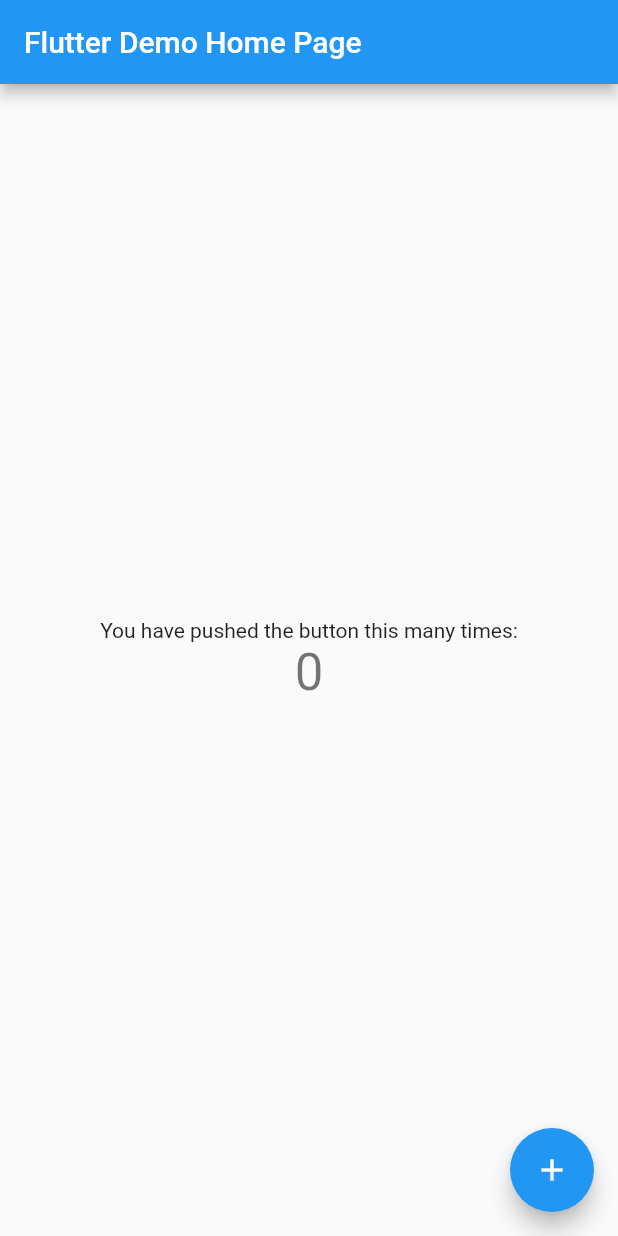
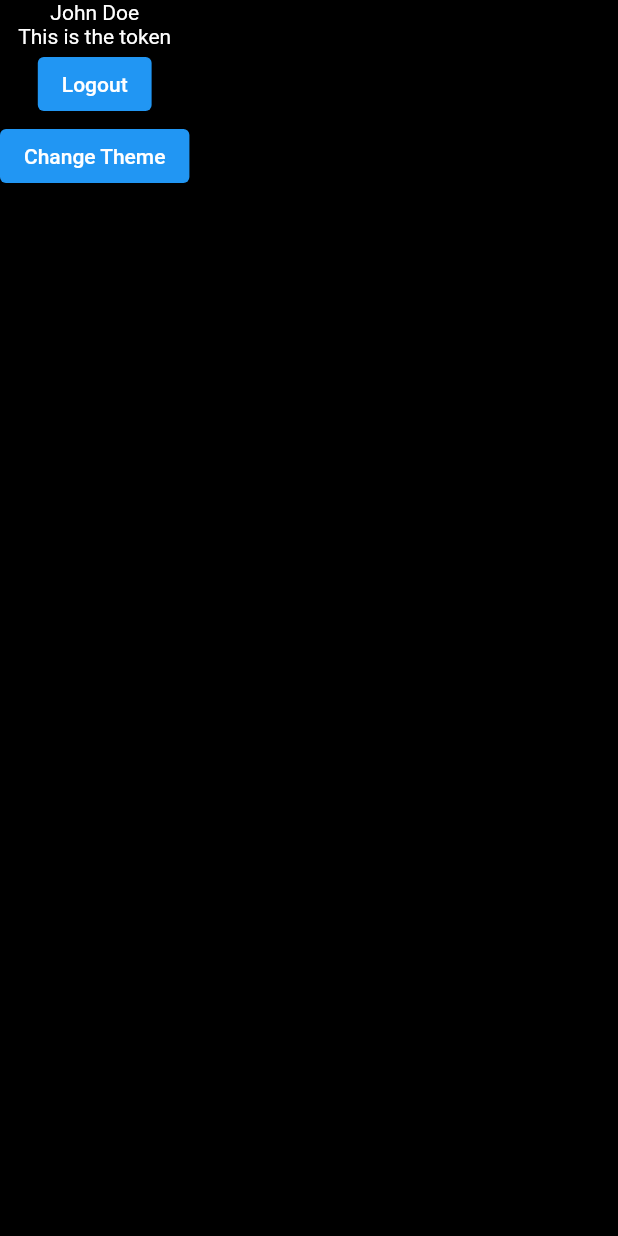
Before and after one commit to nfadhil13/nti_boilerplate, a Flutter app: the screen it shows after launch, on a phone screen of 412 x 824 dp. Run offline on Flutter 3.47's test engine with Material 2 defaults, Android fonts, the phone set to English and light mode, and no system bars.

Commit message:
NTI Boilerplate

```diff
--- a/example/lib/main.dart
+++ b/example/lib/main.dart
@@ -1,4 +1,14 @@
+import 'package:example/preference/color_themes.dart';
 import 'package:flutter/material.dart';
+import 'package:nti_boilerplate/auth/authenticated_scope.dart';
+import 'package:nti_boilerplate/preferences/color_theme.dart';
+
+class User {
+  final String name;
+  final String token;
+
+  User(this.name, this.token);
+}
 
 void main() {
   runApp(const MyApp());
@@ -24,92 +34,48 @@ class MyApp extends StatelessWidget {
         // is not restarted.
         primarySwatch: Colors.blue,
       ),
-      home: const MyHomePage(title: 'Flutter Demo Home Page'),
+      home: ColorThemeWidget(
+        initialTheme: DarkMode(),
+        child: AuthenticatedScope<User>(() {
+          //Do something to logut
+          print("Logout");
+        },
+            currentUser: User("John Doe", "This is the token"),
+            child: const MyHomePage()),
+      ),
     );
   }
 }
 
-class MyHomePage extends StatefulWidget {
-  const MyHomePage({Key? key, required this.title}) : super(key: key);
-
-  // This widget is the home page of your application. It is stateful, meaning
-  // that it has a State object (defined below) that contains fields that affect
-  // how it looks.
-
-  // This class is the configuration for the state. It holds the values (in this
-  // case the title) provided by the parent (in this case the App widget) and
-  // used by the build method of the State. Fields in a Widget subclass are
-  // always marked "final".
-
-  final String title;
-
-  @override
-  State<MyHomePage> createState() => _MyHomePageState();
-}
-
-class _MyHomePageState extends State<MyHomePage> {
-  int _counter = 0;
-
-  void _incrementCounter() {
-    setState(() {
-      // This call to setState tells the Flutter framework that something has
-      // changed in this State, which causes it to rerun the build method below
-      // so that the display can reflect the updated values. If we changed
-      // _counter without calling setState(), then the build method would not be
-      // called again, and so nothing would appear to happen.
-      _counter++;
-    });
-  }
+class MyHomePage extends StatelessWidget {
+  const MyHomePage({Key? key}) : super(key: key);
 
   @override
   Widget build(BuildContext context) {
-    // This method is rerun every time setState is called, for instance as done
-    // by the _incrementCounter method above.
-    //
-    // The Flutter framework has been optimized to make rerunning build methods
-    // fast, so that you can just rebuild anything that needs updating rather
-    // than having to individually change instances of widgets.
     return Scaffold(
-      appBar: AppBar(
-        // Here we take the value from the MyHomePage object that was created by
-        // the App.build method, and use it to set our appbar title.
-        title: Text(widget.title),
+      backgroundColor: context.colorTheme().primary(),
+      body: Column(
+        children: [
+          Text(
+            context.currentUser<User>().name,
+            style: TextStyle(color: context.colorTheme().onPrimary()),
+          ),
+          Text(context.currentUser<User>().token,
+              style: TextStyle(color: context.colorTheme().onPrimary())),
+          ElevatedButton(
+              onPressed: () {
+                context.logOut<User>();
+              },
+              child: const Text("Logout")),
+          ElevatedButton(
+              onPressed: () {
+                final currentColorTheme = context.colorTheme();
+                context.colorScope().changeCurrentColor(
+                    currentColorTheme is DarkMode ? WhiteMode() : DarkMode());
+              },
+              child: const Text("Change Theme"))
+        ],
       ),
-      body: Center(
-        // Center is a layout widget. It takes a single child and positions it
-        // in the middle of the parent.
-        child: Column(
-          // Column is also a layout widget. It takes a list of children and
-          // arranges them vertically. By default, it sizes itself to fit its
-          // children horizontally, and tries to be as tall as its parent.
-          //
-          // Invoke "debug painting" (press "p" in the console, choose the
-          // "Toggle Debug Paint" action from the Flutter Inspector in Android
-          // Studio, or the "Toggle Debug Paint" command in Visual Studio Code)
-          // to see the wireframe for each widget.
-          //
-          // Column has various properties to control how it sizes itself and
-          // how it positions its children. Here we use mainAxisAlignment to
-          // center the children vertically; the main axis here is the vertical
-          // axis because Columns are vertical (the cross axis would be
-          // horizontal).
-          mainAxisAlignment: MainAxisAlignment.center,
-          children: <Widget>[
-            const Text(
-              'You have pushed the button this many times:',
-            ),
-            Text(
-              '$_counter',
-              style: Theme.of(context).textTheme.headline4,
-            ),
-          ],
-        ),
-      ),
-      floatingActionButton: FloatingActionButton(
-        onPressed: _incrementCounter,
-        tooltip: 'Increment',
-        child: const Icon(Icons.add),
-      ), // This trailing comma makes auto-formatting nicer for build methods.
     );
   }
 }
--- /dev/null
+++ b/example/lib/preference/color_themes.dart
@@ -0,0 +1,326 @@
+import 'package:flutter/src/material/colors.dart';
+import 'package:nti_boilerplate/preferences/color_theme.dart';
+
+const _default = const MaterialColor(0xFF3, const {});
+
+class DarkMode extends ColorTheme {
+  @override
+  MaterialColor onPrimary() {
+    return MaterialColor(Colors.white.value, const {});
+  }
+
+  @override
+  MaterialColor primary() {
+    return MaterialColor(Colors.black.value, const {});
+  }
+
+  @override
+  MaterialColor primaryContainer() {
+    return MaterialColor(Colors.black.value, const {});
+  }
+
+  @override
+  MaterialColor background() {
+    // TODO: implement background
+    return _default;
+  }
+
+  @override
+  MaterialColor backgroundContainer() {
+    // TODO: implement backgroundContainer
+    return _default;
+  }
+
+  @override
+  MaterialColor error() {
+    // TODO: implement error
+    return _default;
+  }
+
+  @override
+  MaterialColor errorContainer() {
+    // TODO: implement errorContainer
+    return _default;
+  }
+
+  @override
+  MaterialColor inverseSurface() {
+    // TODO: implement inverseSurface
+    return _default;
+  }
+
+  @override
+  MaterialColor onBackground() {
+    // TODO: implement onBackground
+    return _default;
+  }
+
+  @override
+  MaterialColor onBackgroundContainer() {
+    // TODO: implement onBackgroundContainer
+    return _default;
+  }
+
+  @override
+  MaterialColor onError() {
+    // TODO: implement onError
+    return _default;
+  }
+
+  @override
+  MaterialColor onErrorContainer() {
+    // TODO: implement onErrorContainer
+    return _default;
+  }
+
+  @override
+  MaterialColor onSecondary() {
+    // TODO: implement onSecondary
+    return _default;
+  }
+
+  @override
+  MaterialColor onSecondaryContainer() {
+    // TODO: implement onSecondaryContainer
+    return _default;
+  }
+
+  @override
+  MaterialColor onSurface() {
+    // TODO: implement onSurface
+    return _default;
+  }
+
+  @override
+  MaterialColor onSurfaceVariant() {
+    // TODO: implement onSurfaceVariant
+    return _default;
+  }
+
+  @override
+  MaterialColor onSurfaceVariantContainer() {
+    // TODO: implement onSurfaceVariantContainer
+    return _default;
+  }
+
+  @override
+  MaterialColor onTertiary() {
+    // TODO: implement onTertiary
+    return _default;
+  }
+
+  @override
+  MaterialColor onTertiaryContainer() {
+    // TODO: implement onTertiaryContainer
+    return _default;
+  }
+
+  @override
+  MaterialColor secondary() {
+    // TODO: implement secondary
+    return _default;
+  }
+
+  @override
+  MaterialColor secondaryContainer() {
+    // TODO: implement secondaryContainer
+    return _default;
+  }
+
+  @override
+  MaterialColor seed() {
+    // TODO: implement seed
+    return _default;
+  }
+
+  @override
+  MaterialColor surface() {
+    // TODO: implement surface
+    return _default;
+  }
+
+  @override
+  MaterialColor surfaceVariant() {
+    // TODO: implement surfaceVariant
+    return _default;
+  }
+
+  @override
+  MaterialColor surfaceVariantContainer() {
+    // TODO: implement surfaceVariantContainer
+    return _default;
+  }
+
+  @override
+  MaterialColor tertiary() {
+    // TODO: implement tertiary
+    return _default;
+  }
+
+  @override
+  MaterialColor tertiaryContainer() {
+    // TODO: implement tertiaryContainer
+    return _default;
+  }
+}
+
+class WhiteMode extends ColorTheme {
+  @override
+  MaterialColor onPrimary() {
+    return MaterialColor(Colors.black.value, const {});
+  }
+
+  @override
+  MaterialColor primary() {
+    return MaterialColor(Colors.white.value, const {});
+  }
+
+  @override
+  MaterialColor primaryContainer() {
+    return MaterialColor(Colors.black.value, const {});
+  }
+
+  @override
+  MaterialColor background() {
+    // TODO: implement background
+    return _default;
+  }
+
+  @override
+  MaterialColor backgroundContainer() {
+    // TODO: implement backgroundContainer
+    return _default;
+  }
+
+  @override
+  MaterialColor error() {
+    // TODO: implement error
+    return _default;
+  }
+
+  @override
+  MaterialColor errorContainer() {
+    // TODO: implement errorContainer
+    return _default;
+  }
+
+  @override
+  MaterialColor inverseSurface() {
+    // TODO: implement inverseSurface
+    return _default;
+  }
+
+  @override
+  MaterialColor onBackground() {
+    // TODO: implement onBackground
+    return _default;
+  }
+
+  @override
+  MaterialColor onBackgroundContainer() {
+    // TODO: implement onBackgroundContainer
+    return _default;
+  }
+
+  @override
+  MaterialColor onError() {
+    // TODO: implement onError
+    return _default;
+  }
+
+  @override
+  MaterialColor onErrorContainer() {
+    // TODO: implement onErrorContainer
+    return _default;
+  }
+
+  @override
+  MaterialColor onSecondary() {
+    // TODO: implement onSecondary
+    return _default;
+  }
+
+  @override
+  MaterialColor onSecondaryContainer() {
+    // TODO: implement onSecondaryContainer
+    return _default;
+  }
+
+  @override
+  MaterialColor onSurface() {
+    // TODO: implement onSurface
+    return _default;
+  }
+
+  @override
+  MaterialColor onSurfaceVariant() {
+    // TODO: implement onSurfaceVariant
+    return _default;
+  }
+
+  @override
+  MaterialColor onSurfaceVariantContainer() {
+    // TODO: implement onSurfaceVariantContainer
+    return _default;
+  }
+
+  @override
+  MaterialColor onTertiary() {
+    // TODO: implement onTertiary
+    return _default;
+  }
+
+  @override
+  MaterialColor onTertiaryContainer() {
+    // TODO: implement onTertiaryContainer
+    return _default;
+  }
+
+  @override
+  MaterialColor secondary() {
+    // TODO: implement secondary
+    return _default;
+  }
+
+  @override
+  MaterialColor secondaryContainer() {
+    // TODO: implement secondaryContainer
+    return _default;
+  }
+
+  @override
+  MaterialColor seed() {
+    // TODO: implement seed
+    return _default;
+  }
+
+  @override
+  MaterialColor surface() {
+    // TODO: implement surface
+    return _default;
+  }
+
+  @override
+  MaterialColor surfaceVariant() {
+    // TODO: implement surfaceVariant
+    return _default;
+  }
+
+  @override
+  MaterialColor surfaceVariantContainer() {
+    // TODO: implement surfaceVariantContainer
+    return _default;
+  }
+
+  @override
+  MaterialColor tertiary() {
+    // TODO: implement tertiary
+    return _default;
+  }
+
+  @override
+  MaterialColor tertiaryContainer() {
+    // TODO: implement tertiaryContainer
+    return _default;
+  }
+}
--- a/example/pubspec.yaml
+++ b/example/pubspec.yaml
@@ -27,6 +27,8 @@ environment:
 # the latest version available on pub.dev. To see which dependencies have newer
 # versions available, run `flutter pub outdated`.
 dependencies:
+  nti_boilerplate:
+    path: ../
   flutter:
     sdk: flutter
 
--- /dev/null
+++ b/lib/auth/authenticated_scope.dart
@@ -0,0 +1,31 @@
+import 'package:flutter/material.dart';
+
+class AuthenticatedScope<T> extends InheritedWidget {
+  final T currentUser;
+  final Function onLogout;
+  const AuthenticatedScope(this.onLogout,
+      {required this.currentUser, required super.child, Key? key})
+      : super(key: key);
+
+  static AuthenticatedScope<T> of<T>(BuildContext context) {
+    final widget =
+        context.dependOnInheritedWidgetOfExactType<AuthenticatedScope<T>>();
+    if (widget == null) {
+      throw Exception("Cant Found AuthenticatedWidget in the tree");
+    }
+    return widget;
+  }
+
+  @override
+  bool updateShouldNotify(AuthenticatedScope<T> oldWidget) {
+    return oldWidget.currentUser != currentUser;
+  }
+}
+
+extension AuthCtxExt on BuildContext {
+  AuthenticatedScope<T> auth<T>() => AuthenticatedScope.of(this);
+
+  T currentUser<T>() => auth<T>().currentUser;
+
+  void logOut<T>() => auth<T>().onLogout();
+}
--- /dev/null
+++ b/lib/preferences/color_theme.dart
@@ -0,0 +1,128 @@
+import 'package:flutter/material.dart';
+
+class ColorThemeWidget extends StatefulWidget {
+  final ColorTheme initialTheme;
+  final Widget child;
+  const ColorThemeWidget(
+      {Key? key, required this.initialTheme, required this.child})
+      : super(key: key);
+
+  @override
+  State<ColorThemeWidget> createState() => _ColorThemeWidgetState();
+}
+
+class _ColorThemeWidgetState extends State<ColorThemeWidget> {
+  late ColorTheme _currentTheme;
+
+  @override
+  void initState() {
+    _currentTheme = widget.initialTheme;
+    super.initState();
+  }
+
+  void _changeCurrentTheme(ColorTheme colorTheme) {
+    setState(() {
+      _currentTheme = colorTheme;
+    });
+  }
+
+  @override
+  Widget build(BuildContext context) {
+    return ColorScope(
+      colorTheme: _currentTheme,
+      changeCurrentColor: _changeCurrentTheme,
+      child: widget.child,
+    );
+  }
+}
+
+class ColorScope extends InheritedWidget {
+  final ColorTheme colorTheme;
+  final void Function(ColorTheme) changeCurrentColor;
+  const ColorScope(
+      {Key? key,
+      required this.colorTheme,
+      required super.child,
+      required this.changeCurrentColor})
+      : super(key: key);
+
+  static ColorScope of(BuildContext context) {
+    final widget = context.dependOnInheritedWidgetOfExactType<ColorScope>();
+    if (widget == null) {
+      throw Exception("Cant Found AuthenticatedWidget in the tree");
+    }
+    return widget;
+  }
+
+  @override
+  bool updateShouldNotify(ColorScope oldWidget) {
+    return oldWidget.colorTheme != colorTheme;
+  }
+}
+
+abstract class ColorTheme {
+  // Primary
+  MaterialColor primary();
+
+  MaterialColor onPrimary();
+
+  MaterialColor primaryContainer();
+
+  MaterialColor secondary();
+
+  MaterialColor onSecondary();
+
+  MaterialColor secondaryContainer();
+
+  MaterialColor onSecondaryContainer();
+
+  //Tertiary
+  MaterialColor tertiary();
+
+  MaterialColor onTertiary();
+
+  MaterialColor tertiaryContainer();
+
+  MaterialColor onTertiaryContainer();
+
+  //Error
+  MaterialColor error();
+
+  MaterialColor onError();
+
+  MaterialColor errorContainer();
+
+  MaterialColor onErrorContainer();
+
+  //Background
+  MaterialColor background();
+
+  MaterialColor onBackground();
+
+  MaterialColor backgroundContainer();
+
+  MaterialColor onBackgroundContainer();
+
+  //Surface Variant
+  MaterialColor surfaceVariant();
+
+  MaterialColor onSurfaceVariant();
+
+  MaterialColor surfaceVariantContainer();
+
+  MaterialColor onSurfaceVariantContainer();
+
+  MaterialColor surface();
+
+  MaterialColor onSurface();
+
+  MaterialColor seed();
+
+  MaterialColor inverseSurface();
+}
+
+extension CtxThemeExt on BuildContext {
+  ColorScope colorScope() => ColorScope.of(this);
+
+  ColorTheme colorTheme() => ColorScope.of(this).colorTheme;
+}
```
Also changed, not shown: example/pubspec.lock.
